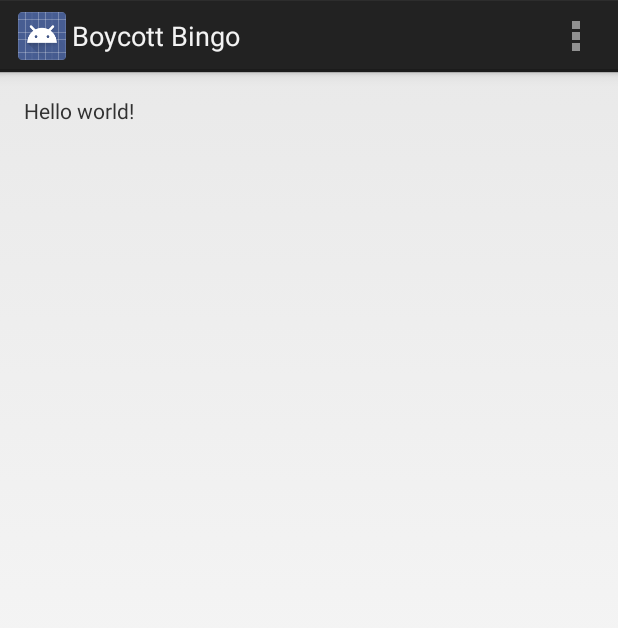
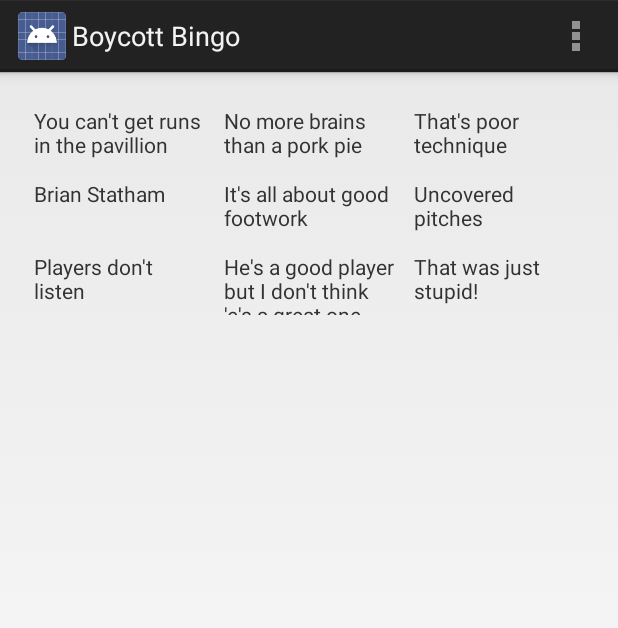
Before and after one commit to esteluk/boycott-bingo, an Android app: the screen it shows after launch (MainActivity), on a phone screen of 412 x 824 dp. Shown: the top 628 px of the screen. Run offline under Robolectric (Android 15) with nearby library versions, the phone set to English and light mode, and no system bars.

Commit message:
Add adapter

```diff
--- /dev/null
+++ b/BoycottBingo/src/main/java/uk/co/nathanwong/boycottbingo/BoycottAdapter.java
@@ -0,0 +1,49 @@
+package uk.co.nathanwong.boycottbingo;
+
+import android.content.Context;
+import android.view.View;
+import android.view.ViewGroup;
+import android.widget.BaseAdapter;
+import android.widget.TextView;
+
+import java.util.List;
+
+/**
+ * Created by nathan on 20/07/2013.
+ */
+public class BoycottAdapter extends BaseAdapter {
+    private Context mContext;
+    public List<String> mStrings;
+
+    public BoycottAdapter(Context context, List<String> strings) {
+        mContext = context;
+        mStrings = strings;
+    }
+
+    public int getCount() {
+        return 9;
+    }
+
+    public Object getItem(int position) {
+        return null;
+    }
+
+    public long getItemId(int position) {
+        return 0;
+    }
+
+    public View getView(int position, View convertView, ViewGroup parent) {
+        TextView text = null;
+        if (convertView == null) {
+            // If it's not recycled, we'll initialise it
+            text = new TextView(mContext);
+            text.setText(mStrings.get(position));
+            text.setPadding(10, 10, 10, 10);
+        } else {
+            text = (TextView) convertView;
+        }
+
+        return text;
+    }
+
+}
--- a/BoycottBingo/src/main/java/uk/co/nathanwong/boycottbingo/MainActivity.java
+++ b/BoycottBingo/src/main/java/uk/co/nathanwong/boycottbingo/MainActivity.java
@@ -3,13 +3,27 @@ package uk.co.nathanwong.boycottbingo;
 import android.os.Bundle;
 import android.app.Activity;
 import android.view.Menu;
+import android.widget.GridView;
+
+import java.util.Arrays;
+import java.util.Collections;
+import java.util.List;
 
 public class MainActivity extends Activity {
+
+    GridView grid;
 
     @Override
     protected void onCreate(Bundle savedInstanceState) {
         super.onCreate(savedInstanceState);
         setContentView(R.layout.activity_main);
+
+        String[] strings = getResources().getStringArray(R.array.boycottisms);
+        List<String> list = Arrays.asList(strings);
+        Collections.shuffle(list);
+
+        grid = (GridView) findViewById(R.id.main_gridView);
+        grid.setAdapter(new BoycottAdapter(this, list));
     }
 
 
--- a/BoycottBingo/src/main/res/layout/activity_main.xml
+++ b/BoycottBingo/src/main/res/layout/activity_main.xml
@@ -8,9 +8,10 @@
     android:paddingBottom="@dimen/activity_vertical_margin"
     tools:context=".MainActivity">
 
-    <TextView
-        android:layout_width="wrap_content"
-        android:layout_height="wrap_content"
-        android:text="@string/hello_world" />
+    <GridView
+            android:layout_width="wrap_content"
+            android:layout_height="wrap_content"
+            android:id="@+id/main_gridView"
+            android:numColumns="3"/>
 
 </RelativeLayout>
--- a/BoycottBingo/src/main/res/menu/main.xml
+++ b/BoycottBingo/src/main/res/menu/main.xml
@@ -3,4 +3,8 @@
         android:title="@string/action_settings"
         android:orderInCategory="100"
         android:showAsAction="never" />
+    <item android:id="@+id/action_about"
+          android:title="About"
+          android:orderInCategory="200"
+          android:showAsAction="never" />
 </menu>
--- a/BoycottBingo/src/main/res/values/strings.xml
+++ b/BoycottBingo/src/main/res/values/strings.xml
@@ -18,35 +18,35 @@
         <item>My gran could have hit that with her broom handle</item>
         <item>Line and length</item>
         <item>Add two wickets to the score</item>
-        <item>Players don't listen</item>
+        <item>Players don\'t listen</item>
         <item>Time in the middle is better than any amount of nets</item>
         <item>Should book in for bed and breakfast on this wicket</item>
-        <item>It's all about good footwork</item>
-        <item>You can't get runs in the pavillion</item>
+        <item>It\'s all about good footwork</item>
+        <item>You can\'t get runs in the pavillion</item>
         <item>Show the makers name!</item>
         <item>Bread and butter</item>
-        <item>Batting's all about grafting</item>
-        <item>It's not about how good you look, it's how many you get.</item>
-        <item>He 'asn't got any brains!</item>
+        <item>Batting\'s all about grafting</item>
+        <item>It\'s not about how good you look, it\'s how many you get.</item>
+        <item>He \'asn\'t got any brains!</item>
         <item>The best place to see fast bowling is from the non-strikers end</item>
         <item>Lollipop</item>
         <item>That was just stupid!</item>
         <item>Brian Statham</item>
         <item>In my day...</item>
-        <item>If I've said it once...</item>
-        <item>Michael Holding's greatest over, that were fast</item>
-        <item>Now 'e's got an undred he's got te knuckle down for a really big score</item>
+        <item>If I\'ve said it once...</item>
+        <item>Michael Holding\'s greatest over, that were fast</item>
+        <item>Now \'e\'s got an undred he\'s got te knuckle down for a really big score</item>
         <item>Gary Sobers</item>
         <item>Powder puff delivery</item>
         <item>Could have driven a car/buss/coach and horses between bat and pad</item>
-        <item>They don't listen to us ex players</item>
-        <item>He's a good player but I don't think 'e's a great one, not yet.</item>
+        <item>They don\'t listen to us ex players</item>
+        <item>He\'s a good player but I don\'t think \'e\'s a great one, not yet.</item>
         <item>20 wickets</item>
         <item>Buffet bowling</item>
-        <item>That's poor technique</item>
-        <item>He's got a big heart</item>
+        <item>That\'s poor technique</item>
+        <item>He\'s got a big heart</item>
         <item>Military medium</item>
-        <item>Aggers' (lack of) batting ability</item>
+        <item>Aggers\' (lack of) batting ability</item>
         <item>That were wasted on thee</item>
     </string-array>
 
```
